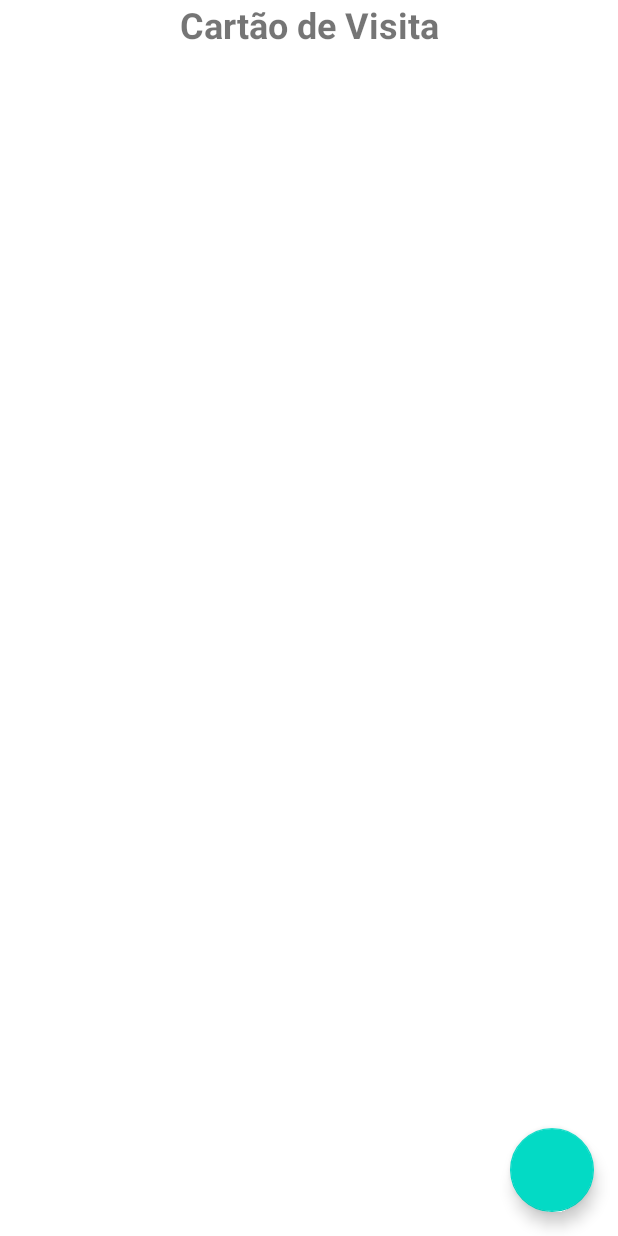
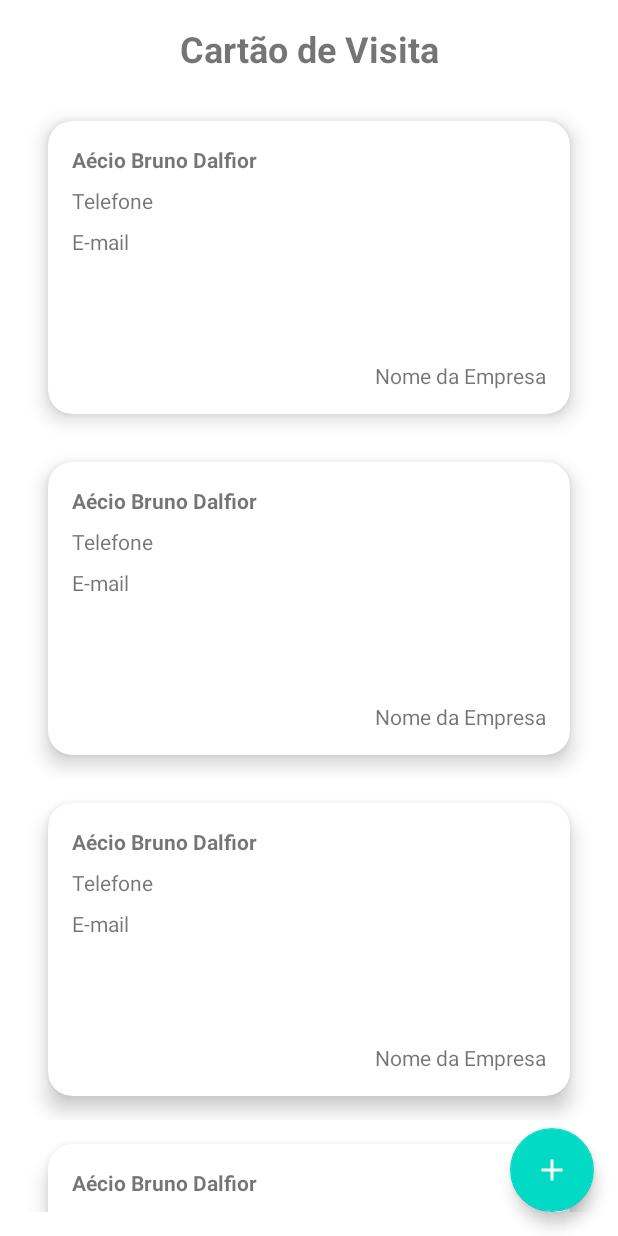
Before and after one commit to Dalfior/BusinessCard, an Android app: the layout activity_main.xml on its own in the app's theme, with its tools: preview values and no code run, on a phone screen of 412 x 824 dp. Run offline under Robolectric (Android 15) with nearby library versions, the phone set to English and light mode, and no system bars.

Commit message:
Montando o layout do projeto, parte 3. 15m40s.

```diff
--- a/app/build.gradle
+++ b/app/build.gradle
@@ -10,7 +10,7 @@ android {
 
     defaultConfig {
         applicationId "br.com.dio.businesscard"
-        minSdkVersion 16
+        minSdkVersion 21
         targetSdkVersion 30
         versionCode 1
         versionName "1.0"
--- a/app/src/main/AndroidManifest.xml
+++ b/app/src/main/AndroidManifest.xml
@@ -10,6 +10,7 @@
         android:roundIcon="@mipmap/ic_launcher_round"
         android:supportsRtl="true"
         android:theme="@style/Theme.BusinessCard">
+        <activity android:name=".ui.AddBusinessCardActivity"></activity>
         <activity android:name=".ui.MainActivity">
             <intent-filter>
                 <action android:name="android.intent.action.MAIN" />
--- /dev/null
+++ b/app/src/main/res/drawable/ic_add.xml
@@ -0,0 +1,9 @@
+<vector xmlns:android="http://schemas.android.com/apk/res/android"
+    android:width="24dp"
+    android:height="24dp"
+    android:viewportWidth="24"
+    android:viewportHeight="24">
+  <path
+      android:pathData="M19,13h-6v6h-2v-6H5v-2h6V5h2v6h6v2z"
+      android:fillColor="#FFFFFF"/>
+</vector>
--- a/app/src/main/res/layout/activity_main.xml
+++ b/app/src/main/res/layout/activity_main.xml
@@ -10,21 +10,30 @@
         android:id="@+id/tv_title"
         android:layout_width="wrap_content"
         android:layout_height="wrap_content"
+        android:layout_margin="16dp"
         android:text="@string/label_business_cards"
-        android:layout_margin="16dp"
-        app:layout_constraintTop_toTopOf="parents"
         android:textSize="24sp"
         android:textStyle="bold"
+        app:layout_constraintEnd_toEndOf="parent"
         app:layout_constraintStart_toStartOf="parent"
-        app:layout_constraintEnd_toEndOf="parent"
-        />
+        app:layout_constraintTop_toTopOf="parent" />
+
+    <androidx.recyclerview.widget.RecyclerView
+        android:layout_width="match_parent"
+        android:layout_height="0dp"
+        android:layout_margin="16dp"
+        app:layoutManager="androidx.recyclerview.widget.LinearLayoutManager"
+        app:layout_constraintBottom_toBottomOf="parent"
+        app:layout_constraintTop_toBottomOf="@id/tv_title"
+        tools:itemCount="8"
+        tools:listitem="@layout/item_business_card"/>
 
     <com.google.android.material.floatingactionbutton.FloatingActionButton
         android:layout_width="wrap_content"
         android:layout_height="wrap_content"
+        android:layout_margin="16dp"
         app:layout_constraintBottom_toBottomOf="parent"
-        android:layout_margin="16dp"
         app:layout_constraintEnd_toEndOf="parent"
-        />
+        app:srcCompat="@drawable/ic_add" />
 
 </androidx.constraintlayout.widget.ConstraintLayout>
--- /dev/null
+++ b/app/src/main/res/layout/item_business_card.xml
@@ -0,0 +1,71 @@
+<?xml version="1.0" encoding="utf-8"?>
+<androidx.constraintlayout.widget.ConstraintLayout
+    xmlns:android="http://schemas.android.com/apk/res/android"
+    xmlns:app="http://schemas.android.com/apk/res-auto"
+    xmlns:tools="http://schemas.android.com/tools"
+    android:layout_width="match_parent"
+    android:layout_height="wrap_content">
+
+    <com.google.android.material.card.MaterialCardView
+        android:layout_width="match_parent"
+        android:layout_height="0dp"
+        android:layout_margin="16dp"
+        android:checkable="true"
+        android:clickable="true"
+        android:focusable="true"
+        app:cardCornerRadius="16dp"
+        app:cardElevation="8dp"
+        app:layout_constraintDimensionRatio="16:9"
+        app:layout_constraintTop_toTopOf="parent"
+        app:layout_constraintStart_toStartOf="parent"
+        app:layout_constraintEnd_toEndOf="parent"
+        app:layout_constraintBottom_toBottomOf="parent"
+        >
+
+        <androidx.constraintlayout.widget.ConstraintLayout
+            android:layout_width="match_parent"
+            android:layout_height="match_parent"
+            android:layout_margin="16dp">
+
+            <com.google.android.material.textview.MaterialTextView
+                android:id="@+id/tv_nome"
+                android:layout_width="wrap_content"
+                android:layout_height="wrap_content"
+                android:textStyle="bold"
+                app:layout_constraintStart_toStartOf="parent"
+                app:layout_constraintTop_toTopOf="parent"
+                android:text="Aécio Bruno Dalfior"/>
+
+            <com.google.android.material.textview.MaterialTextView
+                android:id="@+id/tv_telefone"
+                android:layout_width="wrap_content"
+                android:layout_height="wrap_content"
+                android:layout_marginTop="8dp"
+                app:layout_constraintStart_toStartOf="parent"
+                app:layout_constraintTop_toBottomOf="@id/tv_nome"
+                android:text="Telefone"/>
+
+            <com.google.android.material.textview.MaterialTextView
+                android:id="@+id/tv_email"
+                android:layout_width="wrap_content"
+                android:layout_height="wrap_content"
+                android:layout_marginTop="8dp"
+                app:layout_constraintStart_toStartOf="parent"
+                app:layout_constraintTop_toBottomOf="@id/tv_telefone"
+                android:text="E-mail"/>
+
+            <com.google.android.material.textview.MaterialTextView
+                android:id="@+id/tv_nome_empresa"
+                android:layout_width="wrap_content"
+                android:layout_height="wrap_content"
+                android:layout_marginTop="8dp"
+                app:layout_constraintEnd_toEndOf="parent"
+                app:layout_constraintBottom_toBottomOf="parent"
+                tools:text="Nome da Empresa"/>
+
+
+        </androidx.constraintlayout.widget.ConstraintLayout>
+
+    </com.google.android.material.card.MaterialCardView>
+
+</androidx.constraintlayout.widget.ConstraintLayout>
--- a/app/src/main/res/values-night/themes.xml
+++ b/app/src/main/res/values-night/themes.xml
@@ -1,6 +1,6 @@
 <resources xmlns:tools="http://schemas.android.com/tools">
     <!-- Base application theme. -->
-    <style name="Theme.BusinessCard" parent="Theme.MaterialComponents.DayNight.DarkActionBar">
+    <style name="Theme.BusinessCard" parent="Theme.MaterialComponents.DayNight.NoActionBar">
         <!-- Primary brand color. -->
         <item name="colorPrimary">@color/purple_200</item>
         <item name="colorPrimaryVariant">@color/purple_700</item>
--- a/app/src/main/res/values/themes.xml
+++ b/app/src/main/res/values/themes.xml
@@ -1,6 +1,6 @@
 <resources xmlns:tools="http://schemas.android.com/tools">
     <!-- Base application theme. -->
-    <style name="Theme.BusinessCard" parent="Theme.MaterialComponents.DayNight.DarkActionBar">
+    <style name="Theme.BusinessCard" parent="Theme.MaterialComponents.DayNight.NoActionBar">
         <!-- Primary brand color. -->
         <item name="colorPrimary">@color/purple_500</item>
         <item name="colorPrimaryVariant">@color/purple_700</item>
@@ -8,7 +8,7 @@
         <!-- Secondary brand color. -->
         <item name="colorSecondary">@color/teal_200</item>
         <item name="colorSecondaryVariant">@color/teal_700</item>
-        <item name="colorOnSecondary">@color/black</item>
+        <item name="colorOnSecondary">@color/white</item>
         <!-- Status bar color. -->
         <item name="android:statusBarColor" tools:targetApi="l">?attr/colorPrimaryVariant</item>
         <!-- Customize your theme here. -->
```
Also changed, not shown: app/src/main/java/br/com/dio/businesscard/ui/AddBusinessCardActivity.kt (added, +11 -0 lines), app/src/main/res/drawable/ic_close.xml (added, +9 -0 lines), app/src/main/res/layout/activity_add_business_card.xml (added, +124 -0 lines), app/src/main/res/values/strings.xml (+7 -0 lines).
